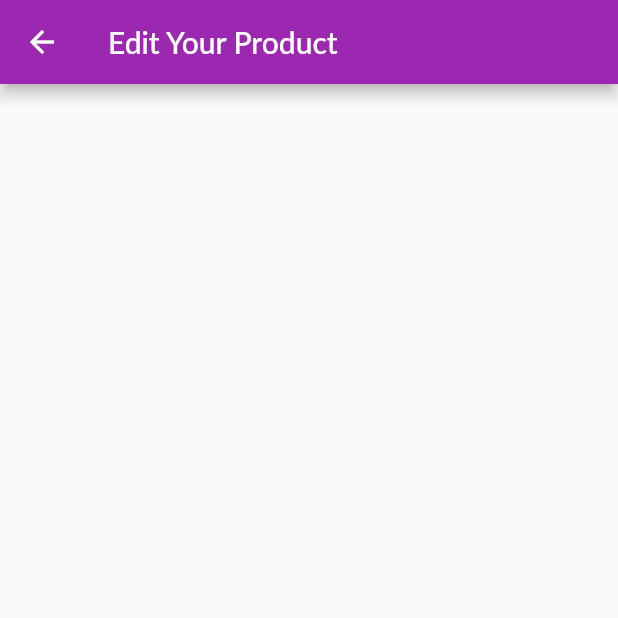
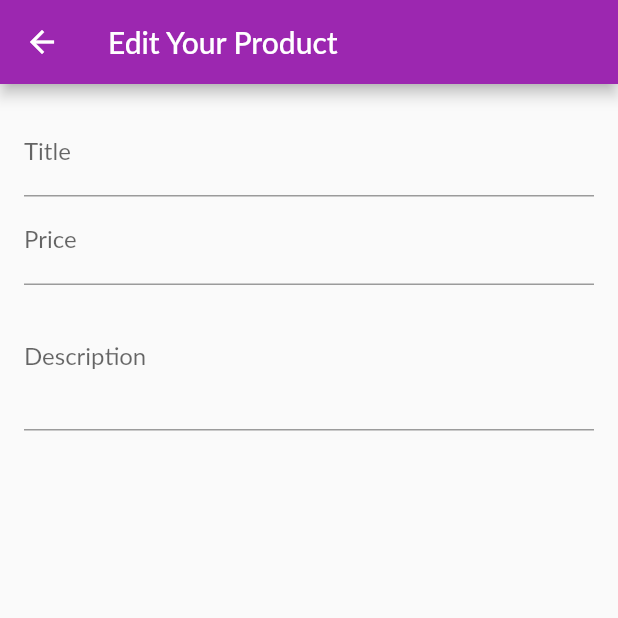
Before and after one commit to amitmaurya7374/flutter-state-managment-shop-app, a Flutter app: the EditProductScreen screen opened by its route, on a phone screen of 412 x 824 dp, the top half of it. Run offline on Flutter 3.47's test engine with Material 2 defaults, Android fonts, the phone set to English and light mode, and no system bars; network calls fail; Roboto replaces fonts that are missing (Lato).

Commit message:
21th commit

```diff
--- a/lib/screens/edit_product.dart
+++ b/lib/screens/edit_product.dart
@@ -1,17 +1,81 @@
 //this file help the user to add the product like product title image price
 ///this file is standalone page so we use the scaffold
+///i want to create a form that take user input
+///so flutter has built in widget Form()
+///that can handle the user input automatically
+///
+
 import 'package:flutter/material.dart';
+
 class EditProductScreen extends StatefulWidget {
-  static const routeName='/edit-screen';
+  static const routeName = '/edit-screen';
   @override
   _EditProductScreenState createState() => _EditProductScreenState();
 }
 
 class _EditProductScreenState extends State<EditProductScreen> {
+  ///so here i the problem with form
+  ///i want my cursor to go to the next field by pressing the next key on keyboard
+  ///to do that we have to manage it with the focusNode
+  ///
+  ///***************************Important Note********************************** *
+  ///here is a note when we use the Focus Node you have to dispose the focusnode *
+  ///otherwise it will cause memory leak                                         *
+  ///******************************************************************************
+  final _priceFocusNode = FocusNode(); //setp1
+  final _descriptionFocusNode = FocusNode();
   @override
   Widget build(BuildContext context) {
     return Scaffold(
-      appBar: AppBar(title: Text('Edit Your Product'),),
+      appBar: AppBar(
+        title: Text('Edit Your Product'),
+      ),
+      body: Padding(
+        padding: const EdgeInsets.all(16.0),
+        child: Form(
+          //using the form to get user input
+          child: ListView(
+            children: <Widget>[
+              TextFormField(
+                //decoration is used for how your textfield look like
+                decoration: InputDecoration(
+                  labelText: 'Title',
+                ),
+                //textInputAction :it show how your keyword should look like when user tap on that textfield
+                textInputAction: TextInputAction
+                    .next, //it will show the enter button on the keyboard
+                //setp3
+                onFieldSubmitted: (_) {
+                  FocusScope.of(context).requestFocus(
+                      _priceFocusNode); //when the button is pressed we want that pricefocusnode to the next textfield
+                },
+              ),
+              TextFormField(
+                decoration: InputDecoration(
+                  labelText: 'Price',
+                ),
+                textInputAction: TextInputAction.next,
+                keyboardType: TextInputType.number,
+                focusNode: _priceFocusNode, //step 2
+                onFieldSubmitted: (_) {
+                  FocusScope.of(context).requestFocus(_descriptionFocusNode);
+                },
+              ),
+              TextFormField(
+                decoration: InputDecoration(
+                  labelText: 'Description',
+                ),
+                maxLines: 3,
+                keyboardType: TextInputType.multiline,
+                focusNode: _descriptionFocusNode,
+                // textInputAction: TextInputAction.next,
+                //user have to move to next fieldown hiss own because we can not tell
+                ///when user done with typying//
+              ),
+            ],
+          ),
+        ),
+      ),
     );
   }
 }
```
